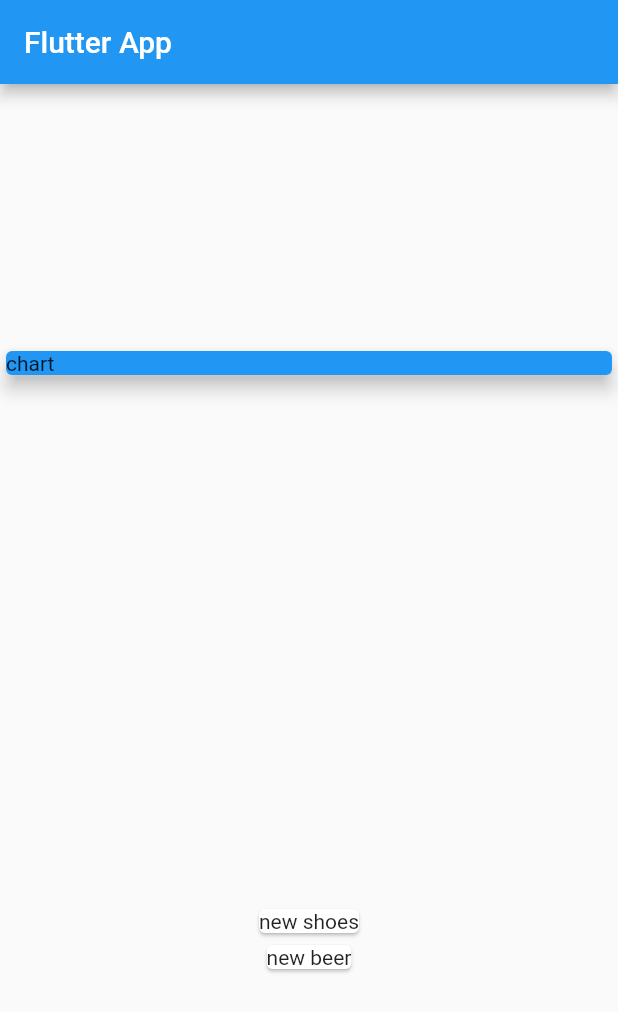
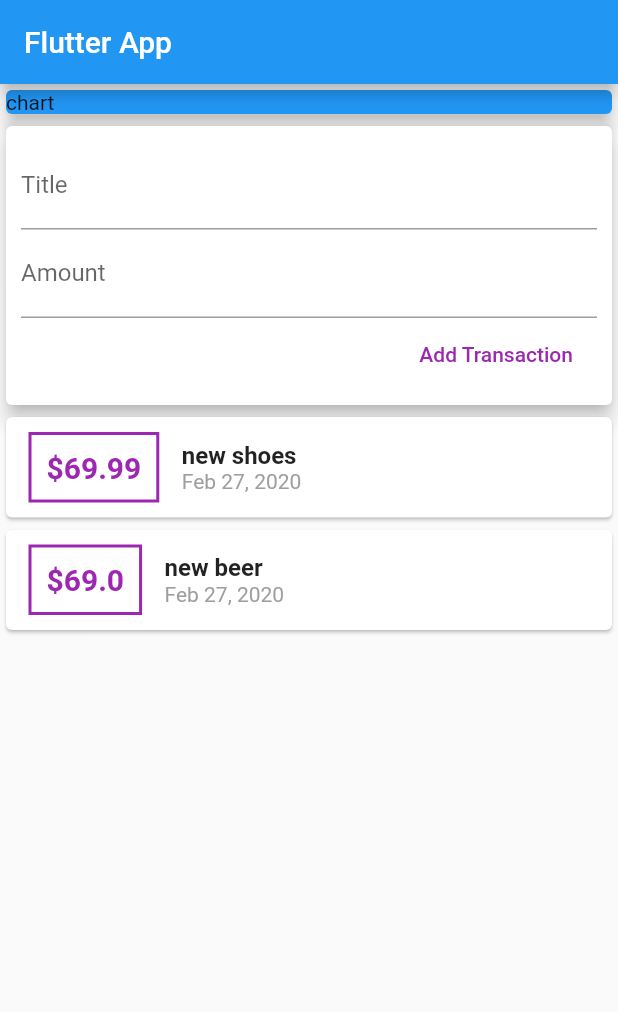
Before and after one commit to RavinduDilshan/flutter-Budget_calculator, a Flutter app: the screen it shows after launch, on a phone screen of 412 x 824 dp. Shown: the top 1012 px of the screen. Run offline on Flutter 3.47's test engine with Material 2 defaults, Android fonts, the phone set to English and light mode, and no system bars.

Commit message:
AddInputFields

```diff
--- a/lib/main.dart
+++ b/lib/main.dart
@@ -1,5 +1,6 @@
 import 'package:flutter/material.dart';
 import 'transaction.dart';
+import 'package:intl/intl.dart';
 
 void main() => runApp(MyApp());
 
@@ -36,7 +37,7 @@ final List<transaction> Transaction =[
         title: Text("Flutter App"),
       ),
       body: Column(
-        mainAxisAlignment: MainAxisAlignment.spaceAround,
+        //mainAxisAlignment: MainAxisAlignment.start,
         crossAxisAlignment: CrossAxisAlignment.stretch,
         children: <Widget>[
           Container(
@@ -48,10 +49,84 @@ final List<transaction> Transaction =[
                 child: Text("chart"),
             ),
           ),
+
+            Card(
+              elevation: 5,
+              child: Container(
+                padding: EdgeInsets.all(10),
+                child: Column(
+                  crossAxisAlignment: CrossAxisAlignment.end,
+                  children: <Widget>[
+                    TextField(
+                      decoration: InputDecoration(
+                        labelText: 'Title'
+                      ),
+                    ),
+                    TextField(
+                      decoration: InputDecoration(
+                        labelText: 'Amount'
+                      ),
+                    ),
+                    FlatButton(child: Text(
+                      'Add Transaction',
+
+                    ),
+                    onPressed: (){},
+                    textColor: Colors.purple,
+                    ),
+                  ],
+                ),
+              ),
+            ),
+
            Column(
              children: Transaction.map((tx){
                return Card(
-                 child: Text(tx.title),
+                 child: Row(
+                   children: <Widget>[
+                     Container(
+                       padding: EdgeInsets.all(10.0),
+                       margin: EdgeInsets.symmetric(
+                         vertical:10,
+                         horizontal:15
+                       ),
+                       child: Text('\$${tx.amount}',
+                       style: TextStyle(
+                         fontWeight:FontWeight.bold,
+                         fontSize: 20.0,
+                         color: Colors.purple,
+
+                       ),
+
+                       ),
+                       decoration: BoxDecoration(
+                         border: Border.all(color:Colors.purple,width:2,)
+                       ),
+                     ),
+                     Column(
+                       crossAxisAlignment: CrossAxisAlignment.start,
+                       children: <Widget>[
+                         Text(tx.title,
+                         style: TextStyle(
+                           fontSize: 16,
+                           fontWeight:FontWeight.bold,
+                         ),
+                         ),
+                         Text(DateFormat.yMMMd().format(tx.date),
+                         style: TextStyle(
+                           color: Colors.grey,
+                         ),
+                         )
+                       ],
+
+                     )
+                   ],
+
+
+                 ),
+
+
+
                );
 
              }).toList(),
--- a/pubspec.yaml
+++ b/pubspec.yaml
@@ -19,6 +19,7 @@ environment:
 dependencies:
   flutter:
     sdk: flutter
+  intl: ^0.16.1
 
   # The following adds the Cupertino Icons font to your application.
   # Use with the CupertinoIcons class for iOS style icons.
```
Also changed, not shown: pubspec.lock, 5 other files.
